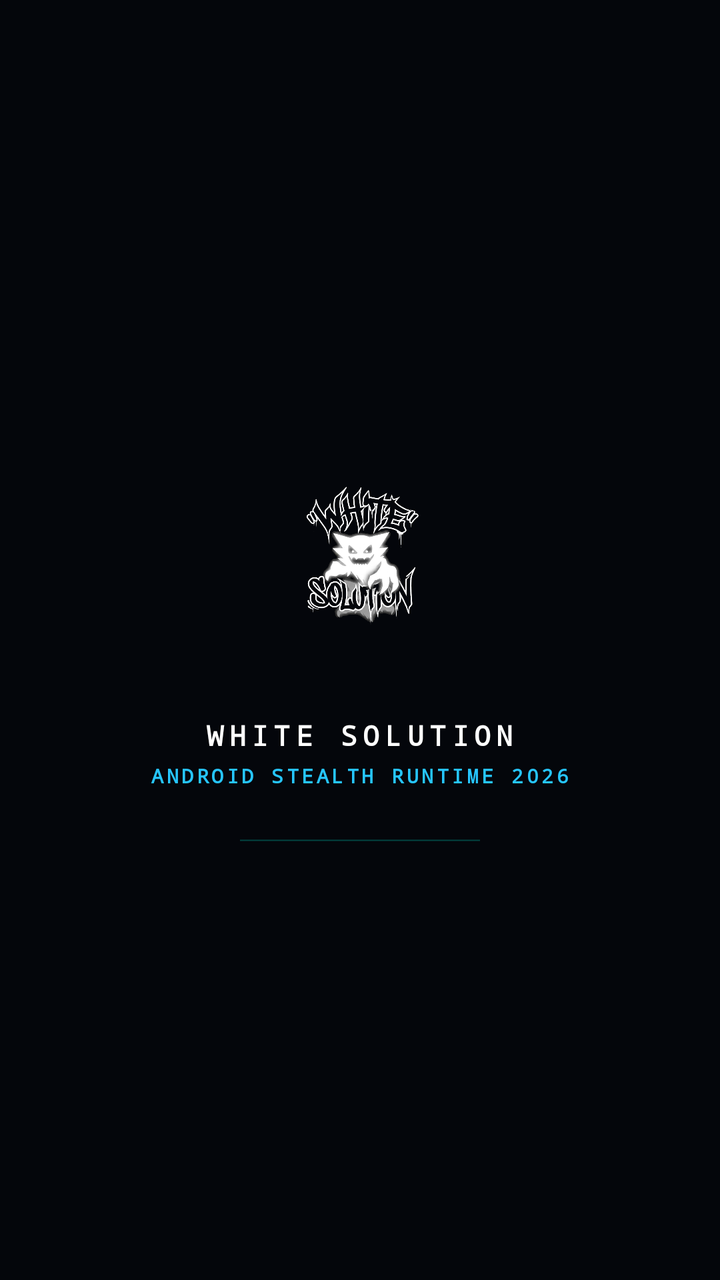
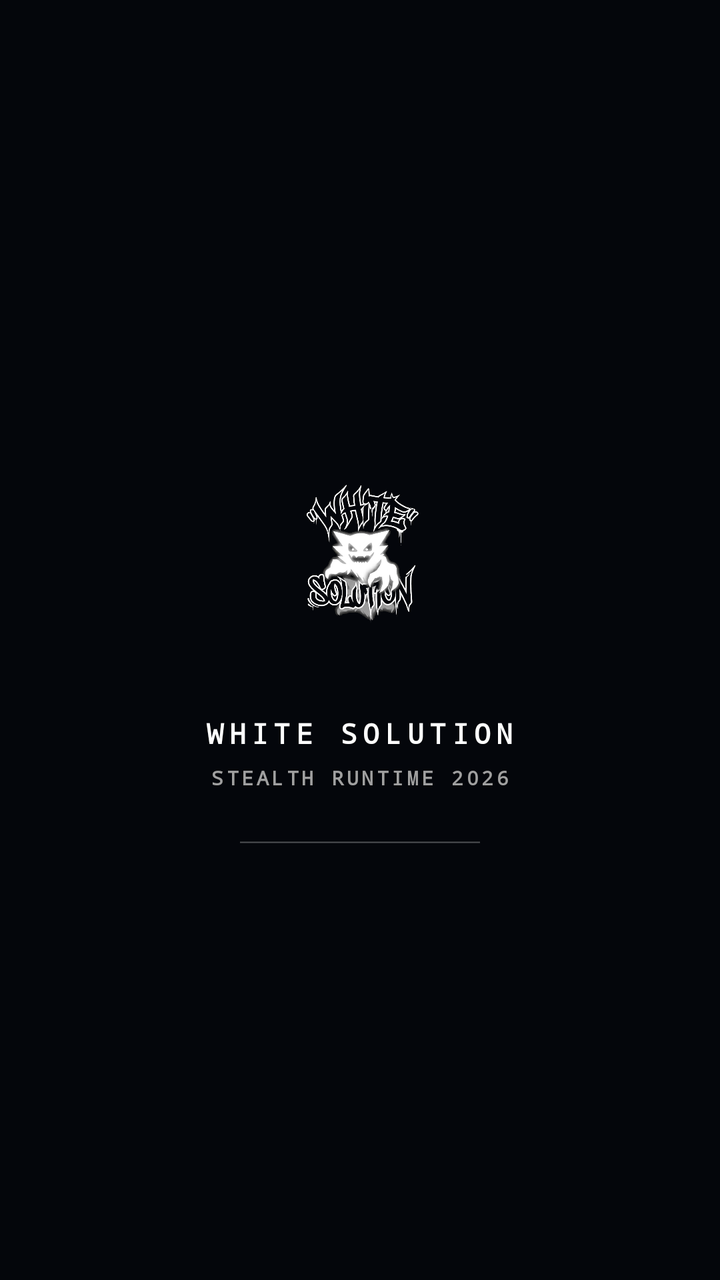

Compare the two renders of this Android layout. The source of the first and the diff that turns it into the second are given below.
<!-- AndroidManifest.xml: activity theme Theme.Makarena.Splash -->
<!-- res/layout/activity_splash.xml -->
<?xml version="1.0" encoding="utf-8"?>
<RelativeLayout xmlns:android="http://schemas.android.com/apk/res/android"
    android:layout_width="match_parent"
    android:layout_height="match_parent"
    android:background="@color/oled_black">

    <LinearLayout
        android:id="@+id/splash_content"
        android:layout_width="wrap_content"
        android:layout_height="wrap_content"
        android:layout_centerInParent="true"
        android:gravity="center"
        android:orientation="vertical">

        <ImageView
            android:id="@+id/splash_logo"
            android:layout_width="220dp"
            android:layout_height="120dp"
            android:scaleType="fitCenter"
            android:src="@drawable/white_solution_transparent" />

        <TextView
            android:layout_width="wrap_content"
            android:layout_height="wrap_content"
            android:layout_marginTop="20dp"
            android:fontFamily="monospace"
            android:letterSpacing="0.2"
            android:text="WHITE SOLUTION"
            android:textColor="@color/text_white"
            android:textSize="14sp"
            android:textStyle="bold" />

        <TextView
            android:layout_width="wrap_content"
            android:layout_height="wrap_content"
            android:layout_marginTop="4dp"
            android:fontFamily="monospace"
            android:letterSpacing="0.15"
            android:text="ANDROID STEALTH RUNTIME 2026"
            android:textColor="@color/neon_cyan"
            android:textSize="10sp"
            android:textStyle="bold" />

        <ProgressBar
            android:id="@+id/splash_loader"
            style="?android:attr/progressBarStyleHorizontal"
            android:layout_width="120dp"
            android:layout_height="3dp"
            android:layout_marginTop="24dp"
            android:indeterminate="true" />
    </LinearLayout>

</RelativeLayout>
<!-- resources referenced by this layout -->
<resources>
  <color name="neon_cyan">#26C6FF</color>
  <color name="oled_black">#04060B</color>
  <color name="text_white">#FFFFFF</color>
  <!-- drawable white_solution_transparent: png bitmap (drawable, 147452 bytes) -->
  <style name="Theme.Makarena.Splash" parent="Theme.MaterialComponents.NoActionBar">
          <item name="android:statusBarColor">@color/oled_black</item>
          <item name="android:navigationBarColor">@color/oled_black</item>
          <item name="android:windowBackground">@color/oled_black</item>
      </style>
</resources>

<!-- the commit's change to res/layout/activity_splash.xml (unified diff, before → after) -->
@@ -33,11 +33,11 @@
         <TextView
             android:layout_width="wrap_content"
             android:layout_height="wrap_content"
-            android:layout_marginTop="4dp"
+            android:layout_marginTop="6dp"
             android:fontFamily="monospace"
             android:letterSpacing="0.15"
-            android:text="ANDROID STEALTH RUNTIME 2026"
-            android:textColor="@color/neon_cyan"
+            android:text="STEALTH RUNTIME 2026"
+            android:textColor="#A0A0A0"
             android:textSize="10sp"
             android:textStyle="bold" />
 
@@ -47,7 +47,8 @@
             android:layout_width="120dp"
             android:layout_height="3dp"
             android:layout_marginTop="24dp"
-            android:indeterminate="true" />
+            android:indeterminate="true"
+            android:indeterminateTint="@color/text_white" />
     </LinearLayout>
 
 </RelativeLayout>
<!-- resource entries referenced after the edit -->
@@ -1,6 +1,5 @@
 <!-- resources referenced by this layout -->
 <resources>
-  <color name="neon_cyan">#26C6FF</color>
   <color name="oled_black">#04060B</color>
   <color name="text_white">#FFFFFF</color>
   <!-- drawable white_solution_transparent: png bitmap (drawable, 147452 bytes) -->
